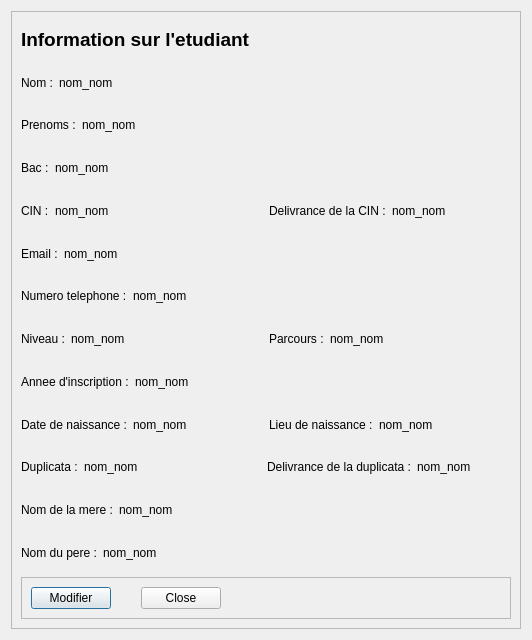
The window that studentinfo.ui (RasolomananaOlivier/eni-registration-management) describes before a commit, drawn with Qt 5.
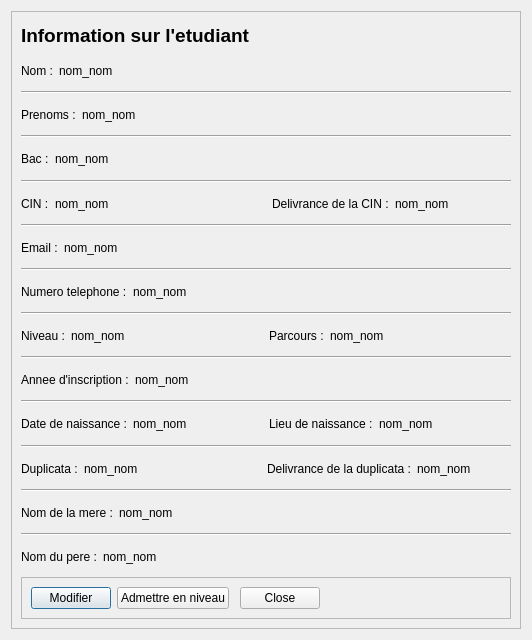
The same window after the commit.

The edit to the form file:
```diff
--- a/studentinfo.ui
+++ b/studentinfo.ui
@@ -67,6 +67,13 @@
          </item>
         </layout>
        </item>
+       <item>
+        <widget class="Line" name="line_2">
+         <property name="orientation">
+          <enum>Qt::Horizontal</enum>
+         </property>
+        </widget>
+       </item>
        <item>
         <layout class="QHBoxLayout" name="horizontalLayout_2">
          <item>
@@ -98,6 +105,13 @@
          </item>
         </layout>
        </item>
+       <item>
+        <widget class="Line" name="line_3">
+         <property name="orientation">
+          <enum>Qt::Horizontal</enum>
+         </property>
+        </widget>
+       </item>
        <item>
         <layout class="QHBoxLayout" name="horizontalLayout_15">
          <item>
@@ -129,6 +143,13 @@
          </item>
         </layout>
        </item>
+       <item>
+        <widget class="Line" name="line_4">
+         <property name="orientation">
+          <enum>Qt::Horizontal</enum>
+         </property>
+        </widget>
+       </item>
        <item>
         <layout class="QHBoxLayout" name="horizontalLayout_14">
          <item>
@@ -162,6 +183,13 @@
            </item>
           </layout>
          </item>
+         <item>
+          <widget class="Line" name="line_6">
+           <property name="orientation">
+            <enum>Qt::Horizontal</enum>
+           </property>
+          </widget>
+         </item>
          <item>
           <layout class="QHBoxLayout" name="horizontalLayout_4">
            <item>
@@ -195,6 +223,13 @@
          </item>
         </layout>
        </item>
+       <item>
+        <widget class="Line" name="line_5">
+         <property name="orientation">
+          <enum>Qt::Horizontal</enum>
+         </property>
+        </widget>
+       </item>
        <item>
         <layout class="QHBoxLayout" name="horizontalLayout_3">
          <item>
@@ -226,6 +261,13 @@
          </item>
         </layout>
        </item>
+       <item>
+        <widget class="Line" name="line_7">
+         <property name="orientation">
+          <enum>Qt::Horizontal</enum>
+         </property>
+        </widget>
+       </item>
        <item>
         <layout class="QHBoxLayout" name="horizontalLayout_10">
          <item>
@@ -257,6 +299,13 @@
          </item>
         </layout>
        </item>
+       <item>
+        <widget class="Line" name="line_8">
+         <property name="orientation">
+          <enum>Qt::Horizontal</enum>
+         </property>
+        </widget>
+       </item>
        <item>
         <layout class="QHBoxLayout" name="horizontalLayout_18">
          <item>
@@ -323,6 +372,13 @@
          </item>
         </layout>
        </item>
+       <item>
+        <widget class="Line" name="line">
+         <property name="orientation">
+          <enum>Qt::Horizontal</enum>
+         </property>
+        </widget>
+       </item>
        <item>
         <layout class="QHBoxLayout" name="horizontalLayout_9">
          <item>
@@ -354,6 +410,13 @@
          </item>
         </layout>
        </item>
+       <item>
+        <widget class="Line" name="line_9">
+         <property name="orientation">
+          <enum>Qt::Horizontal</enum>
+         </property>
+        </widget>
+       </item>
        <item>
         <layout class="QHBoxLayout" name="horizontalLayout_19">
          <item>
@@ -420,6 +483,13 @@
          </item>
         </layout>
        </item>
+       <item>
+        <widget class="Line" name="line_10">
+         <property name="orientation">
+          <enum>Qt::Horizontal</enum>
+         </property>
+        </widget>
+       </item>
        <item>
         <layout class="QHBoxLayout" name="horizontalLayout_20">
          <item>
@@ -486,6 +556,13 @@
          </item>
         </layout>
        </item>
+       <item>
+        <widget class="Line" name="line_11">
+         <property name="orientation">
+          <enum>Qt::Horizontal</enum>
+         </property>
+        </widget>
+       </item>
        <item>
         <layout class="QHBoxLayout" name="horizontalLayout_5">
          <item>
@@ -517,6 +594,13 @@
          </item>
         </layout>
        </item>
+       <item>
+        <widget class="Line" name="line_12">
+         <property name="orientation">
+          <enum>Qt::Horizontal</enum>
+         </property>
+        </widget>
+       </item>
        <item>
         <layout class="QHBoxLayout" name="horizontalLayout_6">
          <item>
@@ -558,12 +642,19 @@
          </property>
          <layout class="QHBoxLayout" name="horizontalLayout_21">
           <item>
-           <widget class="QPushButton" name="pushButton">
+           <widget class="QPushButton" name="updateBtn">
             <property name="text">
              <string>Modifier</string>
             </property>
            </widget>
           </item>
+          <item>
+           <widget class="QPushButton" name="admitedBtn">
+            <property name="text">
+             <string>Admettre en niveau</string>
+            </property>
+           </widget>
+          </item>
           <item>
            <widget class="QDialogButtonBox" name="buttonBox">
             <property name="orientation">
```
